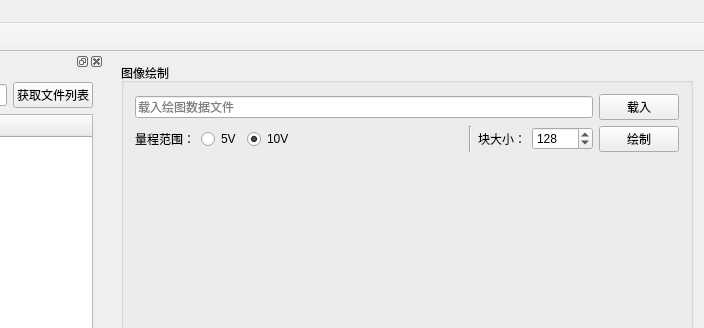
Qt form mainwindow.ui (carloscn/satool) before a commit; both pictures show x 496 to 1200 and y 0 to 328 of the 1200 by 708 pixel window.
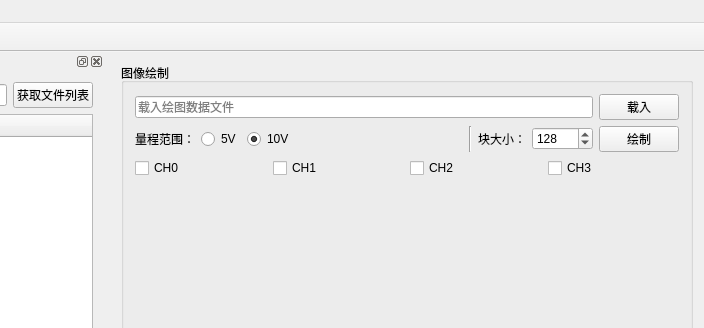
The same form after that commit. Icons and pictures are not drawn. Custom widgets are drawn as their Qt base class.

Commit message:
[multichannel] support multichannel
1. create branch hexdata.
2. add hex file draw four channel wave.

Diff of the .ui file:
```diff
--- a/mainwindow.ui
+++ b/mainwindow.ui
@@ -135,6 +135,38 @@
          </item>
         </layout>
        </item>
+       <item>
+        <layout class="QHBoxLayout" name="horizontalLayout_7">
+         <item>
+          <widget class="QCheckBox" name="checkBoxChannel0">
+           <property name="text">
+            <string>CH0 </string>
+           </property>
+          </widget>
+         </item>
+         <item>
+          <widget class="QCheckBox" name="checkBoxChannel1">
+           <property name="text">
+            <string>CH1</string>
+           </property>
+          </widget>
+         </item>
+         <item>
+          <widget class="QCheckBox" name="checkBoxChannel2">
+           <property name="text">
+            <string>CH2</string>
+           </property>
+          </widget>
+         </item>
+         <item>
+          <widget class="QCheckBox" name="checkBoxChannel3">
+           <property name="text">
+            <string>CH3</string>
+           </property>
+          </widget>
+         </item>
+        </layout>
+       </item>
        <item>
         <widget class="QwtPlot" name="qwt_ch">
          <property name="sizePolicy">
```
Left out of the diff: 2 changed lines with no effect on the pictures. The commit also changes 2 other files.
